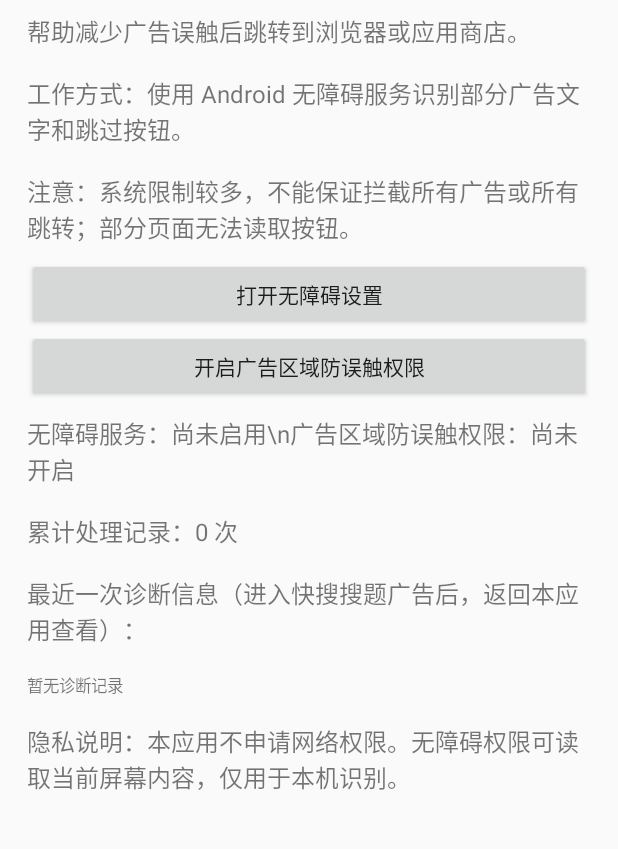
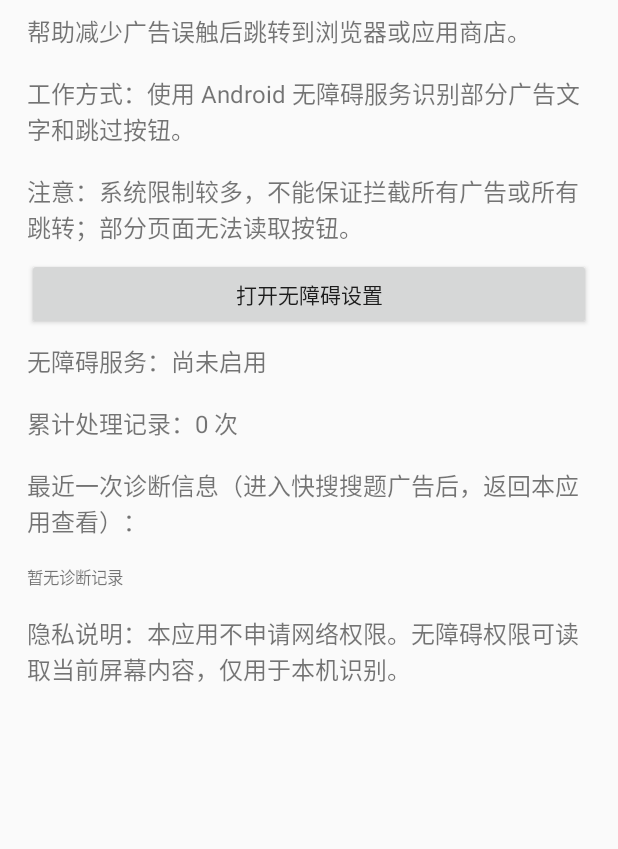
Before and after one commit to zyn63472-pixel/CleanLaunch, an Android app: the screen it shows after launch (MainActivity), on a phone screen of 412 x 824 dp, the part 112-961 px from its top. Run offline under Robolectric (Android 15) with nearby library versions, the phone set to English and light mode, and no system bars.

Commit message:
Remove unnecessary application overlay permission setup

```diff
--- a/app/src/main/java/com/cleanlaunch/guard/MainActivity.kt
+++ b/app/src/main/java/com/cleanlaunch/guard/MainActivity.kt
@@ -4,7 +4,6 @@ import android.app.Activity
 import android.content.Intent
 import android.os.Bundle
 import android.provider.Settings
-import android.net.Uri
 import android.view.Gravity
 import android.view.ViewGroup
 import android.widget.Button
@@ -37,21 +36,6 @@ class MainActivity : Activity() {
             setOnClickListener { startActivity(Intent(Settings.ACTION_ACCESSIBILITY_SETTINGS)) }
         }
         root.addView(settings)
-        val overlayPermission = Button(this).apply {
-            text = "开启广告区域防误触权限"
-            setOnClickListener {
-                if (!Settings.canDrawOverlays(this@MainActivity)) {
-                    val intent = Intent(
-                        Settings.ACTION_MANAGE_OVERLAY_PERMISSION,
-                        Uri.parse("package:" + packageName)
-                    )
-                    startActivity(intent)
-                } else {
-                    refreshStatus()
-                }
-            }
-        }
-        root.addView(overlayPermission)
         status = label("")
         root.addView(status)
         val count = getSharedPreferences("cleanlaunch", MODE_PRIVATE).getInt("blocked", 0)
@@ -80,8 +64,6 @@ class MainActivity : Activity() {
     private fun refreshStatus() {
         val enabled = Settings.Secure.getString(contentResolver, Settings.Secure.ENABLED_ACCESSIBILITY_SERVICES)
             ?.contains(packageName) == true
-        val overlay = Settings.canDrawOverlays(this)
-        status.text = (if (enabled) "无障碍服务：已启用" else "无障碍服务：尚未启用") +
-            (if (overlay) "\\n广告区域防误触权限：已开启" else "\\n广告区域防误触权限：尚未开启")
+        status.text = if (enabled) "无障碍服务：已启用" else "无障碍服务：尚未启用"
     }
 }
```
